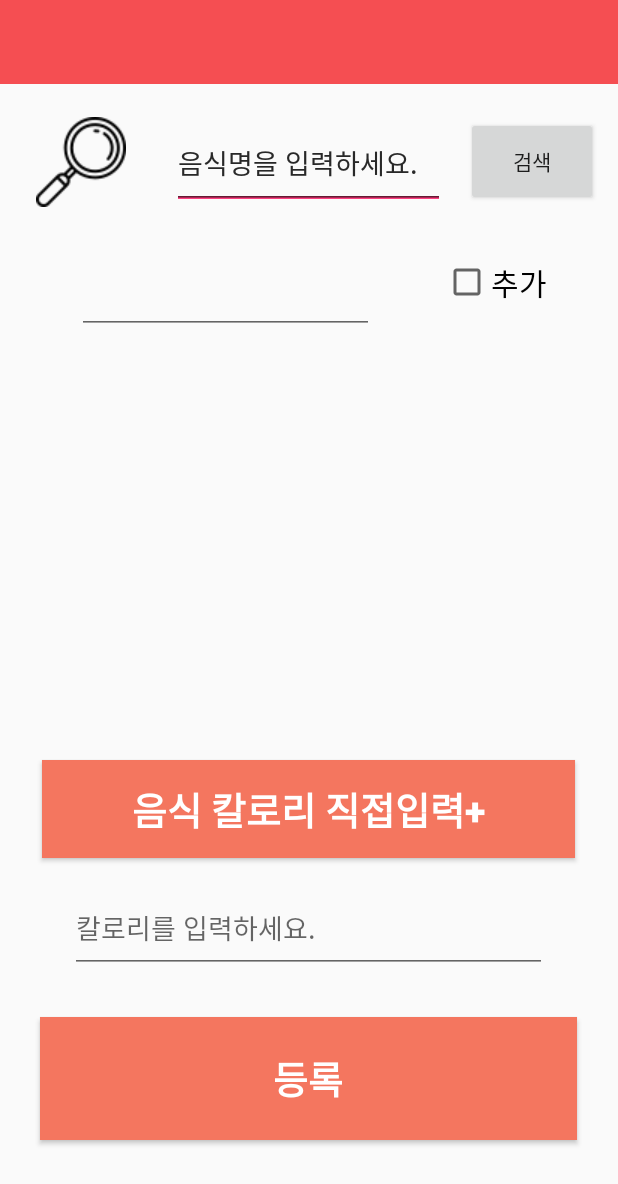
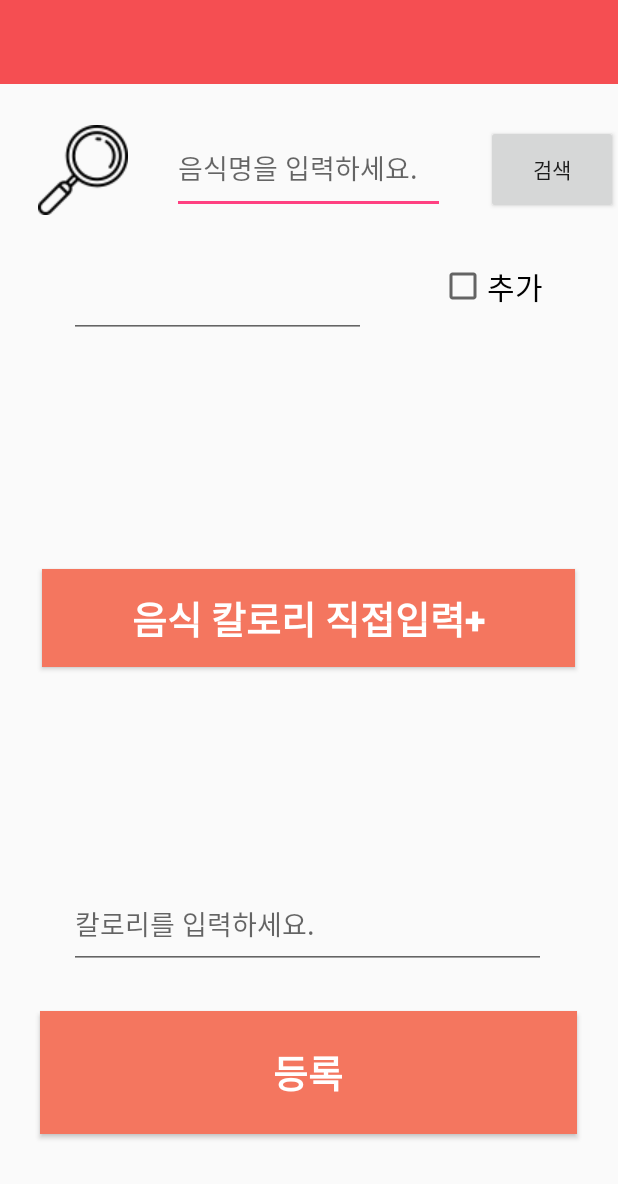
Before and after one commit to 20163156/HelloDiet, an Android app: the Menu screen opened directly, with no data from a screen before it, on a phone screen of 412 x 824 dp. Shown: the top 1184 px of the screen. Run offline under Robolectric (Android 15) with nearby library versions, the phone set to English and light mode, and no system bars.

Commit message:
칼로리 입력 UI 수정

```diff
--- a/AndroidStudioProjects/dietapp/app/src/main/res/layout/activity_menu.xml
+++ b/AndroidStudioProjects/dietapp/app/src/main/res/layout/activity_menu.xml
@@ -12,8 +12,7 @@
         android:layout_height="wrap_content"
         android:layout_alignParentStart="true"
         android:layout_alignTop="@+id/button2"
-        android:layout_marginStart="24dp"
-        android:layout_margintop="200dp"
+        android:layout_marginStart="25dp"
         android:src="@drawable/loupe" />
 
 
@@ -21,9 +20,8 @@
         android:id="@+id/button2"
         android:layout_width="wrap_content"
         android:layout_height="59dp"
+        android:layout_alignBottom="@+id/textView7"
         android:layout_alignParentEnd="true"
-        android:layout_alignTop="@+id/textView"
-        android:layout_marginEnd="13dp"
         android:text="검색" />
 
     <android.support.v7.widget.Toolbar
@@ -38,22 +36,12 @@
         tools:layout_editor_absoluteY="0dp" />
 
     <EditText
-        android:id="@+id/textView"
-        android:layout_width="182dp"
-        android:layout_height="61dp"
-        android:layout_alignParentTop="true"
-        android:layout_centerHorizontal="true"
-        android:layout_marginTop="78dp"
-        android:hint="음식명을 입력하세요."
-        android:text="" />
-
-    <EditText
         android:id="@+id/textView7"
         android:layout_width="182dp"
         android:layout_height="61dp"
         android:layout_alignParentTop="true"
         android:layout_centerHorizontal="true"
-        android:layout_marginTop="78dp"
+        android:layout_marginTop="81dp"
         android:hint="음식명을 입력하세요."
         android:text="" />
 
@@ -63,33 +51,31 @@
         android:layout_height="82dp"
         android:layout_alignParentBottom="true"
         android:layout_centerHorizontal="true"
-        android:layout_marginBottom="64dp"
+        android:layout_marginBottom="68dp"
+        android:background="@color/colorPrimary"
         android:text="등록"
-        android:textStyle="bold"
         android:textColor="#ffffff"
-        android:background="@color/colorPrimary"
-        android:textSize="25dp" />
+        android:textSize="25dp"
+        android:textStyle="bold" />
 
     <Button
         android:id="@+id/button4"
         android:layout_width="355dp"
         android:layout_height="65dp"
-        android:layout_above="@+id/textView4"
-        android:layout_centerHorizontal="true"
-        android:layout_marginBottom="17dp"
+        android:layout_centerInParent="true"
         android:background="@color/colorPrimary"
-        android:textStyle="bold"
+        android:text="음식 칼로리 직접입력+"
         android:textColor="#ffffff"
-        android:text="음식 칼로리 직접입력+"
-        android:textSize="25dp" />
+        android:textSize="25dp"
+        android:textStyle="bold" />
 
     <EditText
         android:id="@+id/textView4"
         android:layout_width="318dp"
         android:layout_height="59dp"
         android:layout_alignParentBottom="true"
-        android:layout_centerHorizontal="true"
-        android:layout_marginBottom="175dp"
+        android:layout_alignStart="@+id/textView5"
+        android:layout_marginBottom="178dp"
         android:hint="칼로리를 입력하세요."
         android:text="" />
 
@@ -98,9 +84,10 @@
         android:layout_width="198dp"
         android:layout_height="59dp"
         android:layout_alignParentStart="true"
+
         android:layout_alignParentTop="true"
-        android:layout_marginStart="51dp"
-        android:layout_marginTop="163dp"
+        android:layout_marginStart="46dp"
+        android:layout_marginTop="166dp"
         android:text="" />
 
     <CheckBox
@@ -109,7 +96,7 @@
         android:layout_height="50dp"
         android:layout_alignParentEnd="true"
         android:layout_alignTop="@+id/textView5"
-        android:layout_marginEnd="33dp"
+        android:layout_marginEnd="36dp"
         android:text="추가"
         android:textSize="20dp" />
 
```
